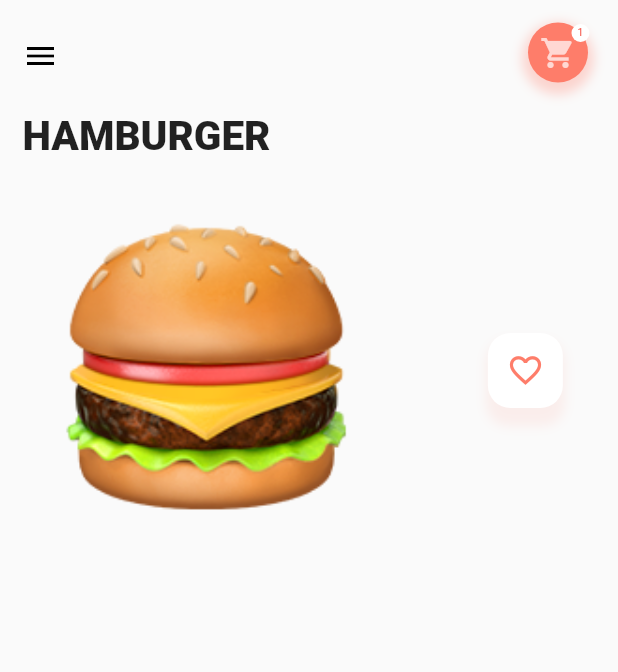
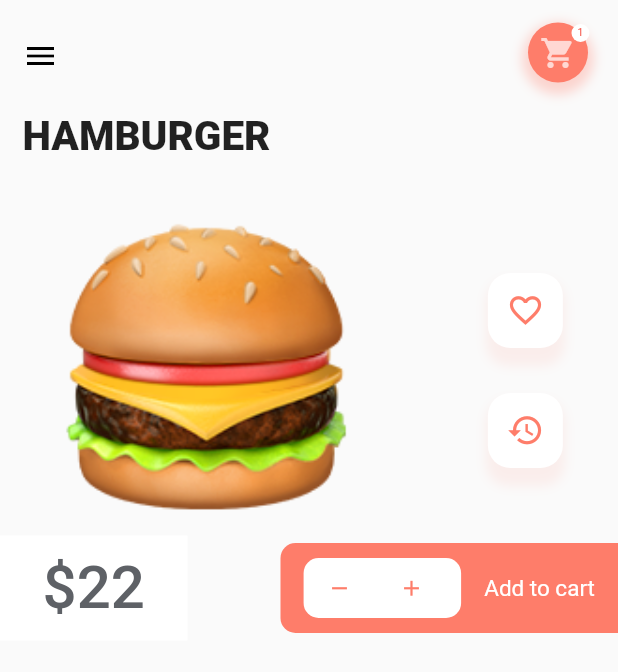
Before and after one commit to alexcontra/emojiui, a Flutter app: the screen it shows after launch, after a tap on "Hamburger", on a phone screen of 412 x 824 dp. Shown: the top 672 px of the screen. Run offline on Flutter 3.47's test engine with Material 2 defaults, Android fonts, the light colour scheme and no system bars; our stand-ins replace smooth_star_rating.

Commit message:
half page layout done

```diff
--- a/lib/burgerpage.dart
+++ b/lib/burgerpage.dart
@@ -9,6 +9,8 @@ class BurgerPage extends StatefulWidget {
 }
 
 class _BurgerPageState extends State<BurgerPage> {
+  var netPrice = 0.0;
+  var quantity = 1;
   @override
   Widget build(BuildContext context) {
     return Scaffold(
@@ -134,7 +136,119 @@ class _BurgerPageState extends State<BurgerPage> {
                       ),
                     ],
                   ),
+                  SizedBox(
+                    height: 30.0,
+                  ),
+                  Stack(
+                    children: <Widget>[
+                      Container(
+                        height: 45.0,
+                        width: 40.0,
+                        decoration: BoxDecoration(
+                            borderRadius: BorderRadius.circular(15.0),
+                            boxShadow: [
+                              BoxShadow(
+                                color: Color(0xFFFE7D6A).withOpacity(0.1),
+                                blurRadius: 6.0,
+                                spreadRadius: 6.0,
+                                offset: Offset(5.0, 11.0),
+                              ),
+                            ]),
+                      ),
+                      Container(
+                        height: 50.0,
+                        width: 50.0,
+                        decoration: BoxDecoration(
+                          borderRadius: BorderRadius.circular(15.0),
+                          color: Colors.white,
+                        ),
+                        child: Center(
+                          child: Icon(
+                            Icons.restore,
+                            color: Color(0xFFFE7D6A),
+                            size: 25.0,
+                          ),
+                        ),
+                      ),
+                    ],
+                  ),
                 ],
+              ),
+            ],
+          ),
+          SizedBox(
+            height: 10,
+          ),
+          Row(
+            mainAxisAlignment: MainAxisAlignment.spaceBetween,
+            children: [
+              Container(
+                height: 70.0,
+                width: 125.0,
+                color: Colors.white,
+                child: Center(
+                  child: Text(
+                    '\$' +
+                        (int.parse(widget.pricePerItem) + quantity).toString(),
+                    style: TextStyle(
+                      fontSize: 40.0,
+                      color: Color(0xFF5E6166),
+                      fontWeight: FontWeight.w500,
+                    ),
+                  ),
+                ),
+              ),
+              Container(
+                height: 60.0,
+                width: 225.0,
+                decoration: BoxDecoration(
+                  color: Color(0xFFFE7D6A),
+                  borderRadius: BorderRadius.only(
+                    topLeft: Radius.circular(10.0),
+                    bottomLeft: Radius.circular(10.0),
+                  ),
+                ),
+                child: Row(
+                  mainAxisAlignment: MainAxisAlignment.spaceEvenly,
+                  children: <Widget>[
+                    Container(
+                      height: 40.0,
+                      width: 105.0,
+                      decoration: BoxDecoration(
+                        color: Colors.white,
+                        borderRadius: BorderRadius.circular(10.0),
+                      ),
+                      child: Row(
+                        children: [
+                          IconButton(
+                            iconSize: 17.0,
+                            icon: Icon(
+                              Icons.remove,
+                              color: Color(0xFFFE7D6A),
+                            ),
+                            onPressed: () {},
+                          ),
+                          IconButton(
+                            iconSize: 17.0,
+                            icon: Icon(
+                              Icons.add,
+                              color: Color(0xFFFE7D6A),
+                            ),
+                            onPressed: () {},
+                          ),
+                        ],
+                      ),
+                    ),
+                    Text(
+                      'Add to cart',
+                      style: TextStyle(
+                        fontSize: 15.0,
+                        color: Colors.white,
+                        fontWeight: FontWeight.w400,
+                      ),
+                    ),
+                  ],
+                ),
               ),
             ],
           ),
```
